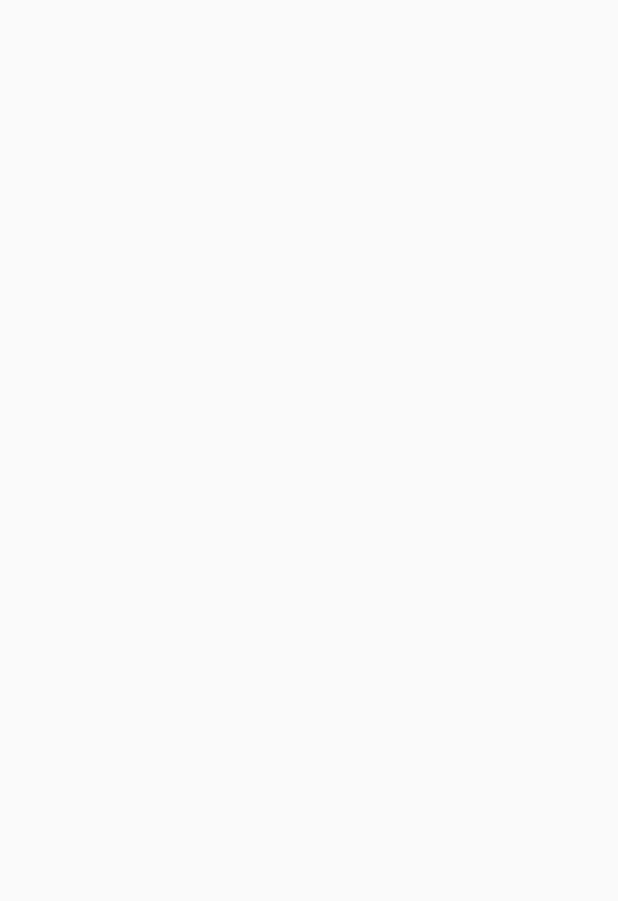
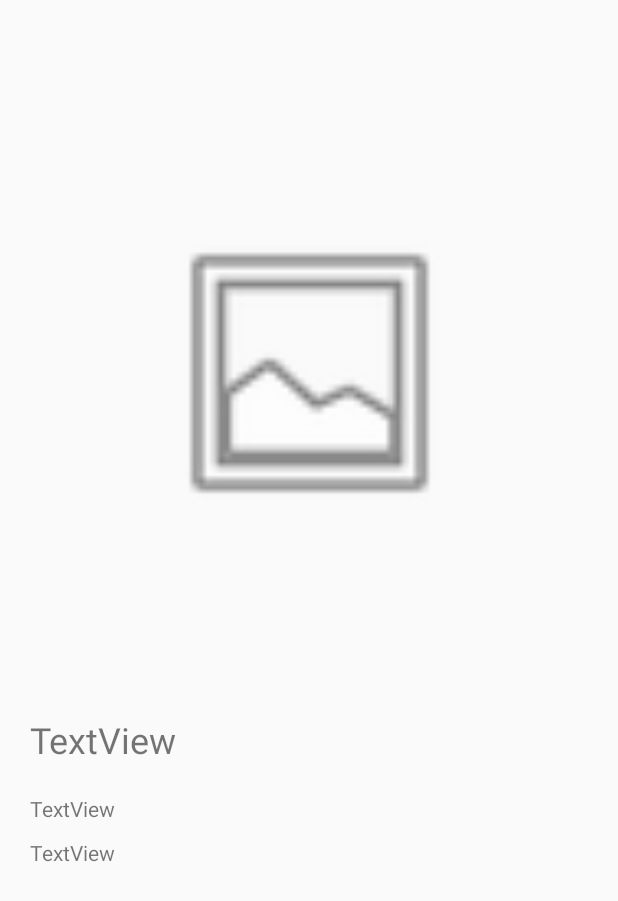
Before and after one commit to ThinkingDobby/CocktailBar, an Android app: the DetailActivity screen opened directly, with no data from a screen before it, on a phone screen of 412 x 824 dp. Before the commit the part shown is empty. Shown: the top 901 px of the screen. Run offline under Robolectric (Android 15) with nearby library versions, the phone set to English and light mode, and no system bars; 5 statements that could not run were skipped.

Commit message:
DetailActivity 기초 구현 완료
<FIN>
Parcelize 이용한 Drink 객체 전달 (List->Detail) 구현
    - Drink클래스에 @Parcelable 추가
+ 어댑터 이용해 항목 별 DetailActivity 나타나도록 구현
<TODO>
DetailActivity, AddActivity 인터페이스 최적화
tasteActivity 구현
삭제 버튼 DetailActivity로 옮기기

```diff
--- a/app/src/main/java/com/thinkingdobby/cocktailbar/AddActivity.kt
+++ b/app/src/main/java/com/thinkingdobby/cocktailbar/AddActivity.kt
@@ -37,7 +37,7 @@ class AddActivity : AppCompatActivity() {
 
     override fun onOptionsItemSelected(item: MenuItem): Boolean {
         when (item.itemId) {
-            R.id.menu_save -> {
+            R.id.menu_btn_save -> {
                 // Room Add
                 GlobalScope.launch {
                     drinkDB = DrinkDB.getInstance(this@AddActivity)
--- a/app/src/main/java/com/thinkingdobby/cocktailbar/ListActivity.kt
+++ b/app/src/main/java/com/thinkingdobby/cocktailbar/ListActivity.kt
@@ -25,10 +25,9 @@ class ListActivity : AppCompatActivity() {
 
     override fun onOptionsItemSelected(item: MenuItem): Boolean {
         when (item.itemId) {
-            R.id.menu_toadd -> {
+            R.id.menu_btn_add -> {
                 val intent = Intent(this, AddActivity::class.java)
                 startActivity(intent)
-                finish()
                 return true
             }
             else -> {
@@ -51,13 +50,12 @@ class ListActivity : AppCompatActivity() {
         drinkDB = DrinkDB.getInstance(this)
 
         var drinkAdapter: DrinkAdapter? = null
-
         list_rv.layoutManager = LinearLayoutManager(this@ListActivity)
         list_rv.setHasFixedSize(true)
 
         drinkDB?.drinkDao()?.getAll()!!.observe(this, androidx.lifecycle.Observer {
             // getAll() 에서 LiveData 로 데이터 기져옴 -> Observer 로 변화 감지 가능
-            drinkAdapter = DrinkAdapter(drinkDB!!, it)
+            drinkAdapter = DrinkAdapter(drinkDB!!, it, this@ListActivity)
             list_rv.adapter = drinkAdapter
         })
     }
--- a/app/src/main/java/com/thinkingdobby/cocktailbar/data/Drink.kt
+++ b/app/src/main/java/com/thinkingdobby/cocktailbar/data/Drink.kt
@@ -1,14 +1,17 @@
 package com.thinkingdobby.cocktailbar.data
 
+import android.os.Parcelable
 import androidx.room.ColumnInfo
 import androidx.room.Entity
 import androidx.room.PrimaryKey
+import kotlinx.android.parcel.Parcelize
 
+@Parcelize
 @Entity(tableName = "Drink")
 class Drink(@PrimaryKey var id: Long?,
             @ColumnInfo(name = "drinkName") var drinkName: String?,
             @ColumnInfo(name = "ingredient") var ingredient: String?,
             @ColumnInfo(name = "tasteType") var tasteType: String?,
-            @ColumnInfo(name = "explain") var explain: String?) {
+            @ColumnInfo(name = "explain") var explain: String?) : Parcelable{
     constructor(): this(null, "", "", "", "")
 }
--- a/app/src/main/res/layout/activity_detail.xml
+++ b/app/src/main/res/layout/activity_detail.xml
@@ -6,4 +6,45 @@
     android:layout_height="match_parent"
     tools:context=".DetailActivity">
 
+    <ImageView
+        android:id="@+id/detail_iv_drink"
+        android:layout_width="210dp"
+        android:layout_height="280dp"
+        android:layout_marginTop="20dp"
+        app:layout_constraintBottom_toTopOf="@+id/detail_tv_drinkName"
+        app:layout_constraintEnd_toEndOf="parent"
+        app:layout_constraintStart_toStartOf="parent"
+        app:layout_constraintTop_toTopOf="parent"
+        app:srcCompat="@android:drawable/ic_menu_gallery" />
+
+    <TextView
+        android:id="@+id/detail_tv_drinkName"
+        android:layout_width="wrap_content"
+        android:layout_height="wrap_content"
+        android:text="TextView"
+        android:textSize="24sp"
+        android:layout_marginBottom="20dp"
+        app:layout_constraintBottom_toTopOf="@+id/detail_tv_ingredient"
+        app:layout_constraintStart_toStartOf="@+id/detail_tv_explain" />
+
+    <TextView
+        android:id="@+id/detail_tv_ingredient"
+        android:layout_width="wrap_content"
+        android:layout_height="wrap_content"
+        android:text="TextView"
+        android:layout_marginBottom="10dp"
+        app:layout_constraintBottom_toTopOf="@+id/detail_tv_explain"
+        app:layout_constraintStart_toStartOf="@+id/detail_tv_explain" />
+
+    <TextView
+        android:id="@+id/detail_tv_explain"
+        android:layout_width="0dp"
+        android:layout_height="250dp"
+        android:layout_marginBottom="15dp"
+        android:layout_marginStart="20dp"
+        android:layout_marginEnd="20dp"
+        android:text="TextView"
+        app:layout_constraintBottom_toBottomOf="parent"
+        app:layout_constraintEnd_toEndOf="parent"
+        app:layout_constraintStart_toStartOf="parent" />
 </androidx.constraintlayout.widget.ConstraintLayout>
--- a/app/src/main/res/menu/menu.xml
+++ b/app/src/main/res/menu/menu.xml
@@ -5,7 +5,7 @@
 
     <!-- icon 변경 필요 -->
     <item
-        android:id="@+id/menu_save"
+        android:id="@+id/menu_btn_save"
         android:icon="@drawable/write"
         android:title="포스트 추가"
         app:showAsAction="always" />
--- a/app/src/main/res/menu/menu_toadd.xml
+++ b/app/src/main/res/menu/menu_toadd.xml
@@ -4,7 +4,7 @@
     xmlns:app="http://schemas.android.com/apk/res-auto">
 
     <item
-        android:id="@+id/menu_toadd"
+        android:id="@+id/menu_btn_add"
         android:title="추가"
         android:icon="@drawable/write"
         app:showAsAction="always" />
```
Also changed, not shown: app/src/main/java/com/thinkingdobby/cocktailbar/DetailActivity.kt (+9 -0 lines), app/src/main/java/com/thinkingdobby/cocktailbar/adapter/DrinkAdapter.kt (+12 -1 lines), app/src/main/res/layout/activity_add.xml (+4 -3 lines).
